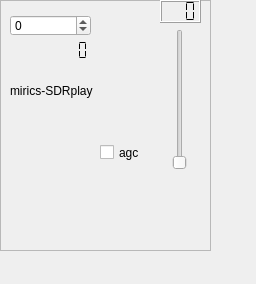
JvanKatwijk/eti-stuff, file eti-frontend/src/input/sdrplay/sdrplay-widget.ui: the form before one commit.
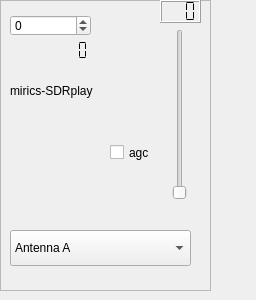
The form after the commit.

Diff of the .ui file:
```diff
--- a/eti-frontend/src/input/sdrplay/sdrplay-widget.ui
+++ b/eti-frontend/src/input/sdrplay/sdrplay-widget.ui
@@ -7,7 +7,7 @@
     <x>0</x>
     <y>0</y>
     <width>256</width>
-    <height>284</height>
+    <height>300</height>
    </rect>
   </property>
   <property name="windowTitle">
@@ -19,7 +19,7 @@
      <x>0</x>
      <y>0</y>
      <width>211</width>
-     <height>251</height>
+     <height>291</height>
     </rect>
    </property>
    <property name="frameShape">
@@ -76,7 +76,7 @@
       <x>170</x>
       <y>29</y>
       <width>20</width>
-      <height>141</height>
+      <height>171</height>
      </rect>
     </property>
     <property name="orientation">
@@ -102,7 +102,7 @@
    <widget class="QCheckBox" name="agcControl">
     <property name="geometry">
      <rect>
-      <x>100</x>
+      <x>110</x>
       <y>140</y>
       <width>51</width>
       <height>25</height>
@@ -133,7 +133,7 @@
      <rect>
       <x>10</x>
       <y>210</y>
-      <width>171</width>
+      <width>141</width>
       <height>20</height>
      </rect>
     </property>
@@ -141,6 +141,26 @@
      <string/>
     </property>
    </widget>
+   <widget class="QComboBox" name="antennaSelector">
+    <property name="geometry">
+     <rect>
+      <x>10</x>
+      <y>230</y>
+      <width>181</width>
+      <height>36</height>
+     </rect>
+    </property>
+    <item>
+     <property name="text">
+      <string>Antenna A</string>
+     </property>
+    </item>
+    <item>
+     <property name="text">
+      <string>Antenna B</string>
+     </property>
+    </item>
+   </widget>
   </widget>
  </widget>
  <resources/>
```
